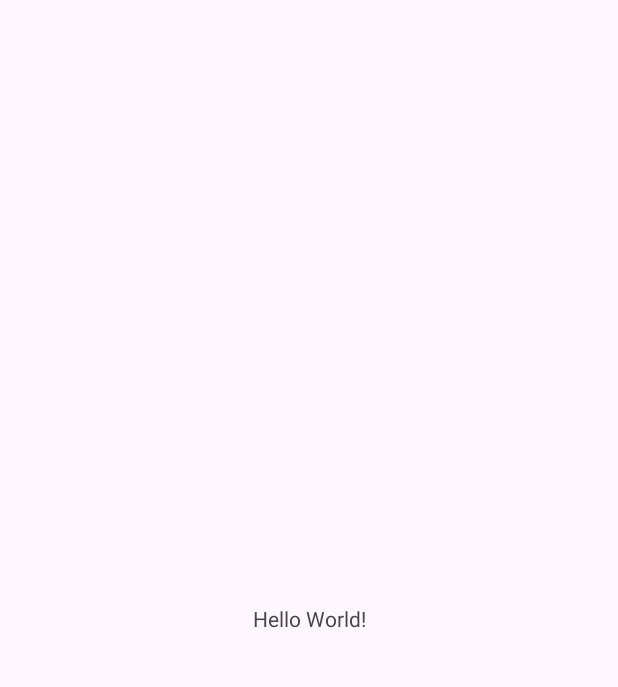
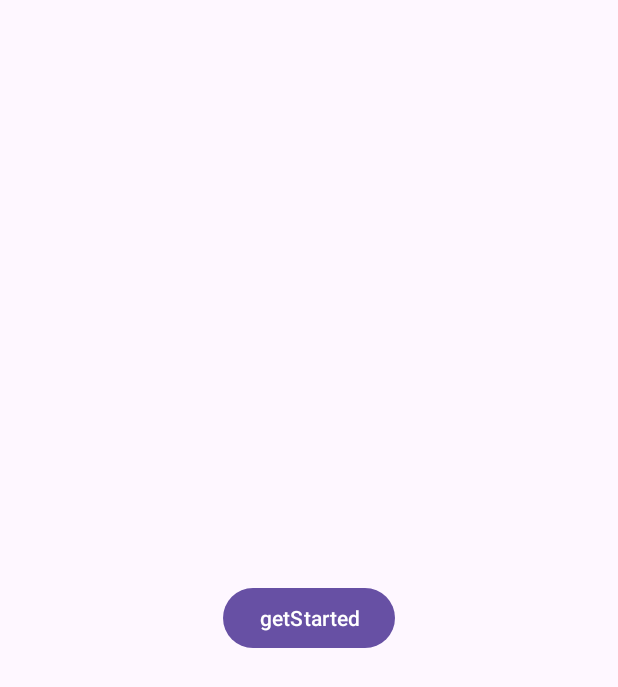
Before and after one commit to KoraFey/projsess, an Android app: the screen it shows after launch (MainActivity), on a phone screen of 412 x 824 dp. Before the commit the part shown is almost empty. Shown: the top 687 px of the screen. Run offline under Robolectric (Android 15) with nearby library versions, the phone set to English and light mode, and no system bars.

Commit message:
debuts mobile

```diff
--- a/MyApplication2/app/src/main/AndroidManifest.xml
+++ b/MyApplication2/app/src/main/AndroidManifest.xml
@@ -1,7 +1,7 @@
 <?xml version="1.0" encoding="utf-8"?>
 <manifest xmlns:android="http://schemas.android.com/apk/res/android"
     xmlns:tools="http://schemas.android.com/tools">
-
+    <uses-permission android:name="android.permission.INTERNET" />
     <application
         android:allowBackup="true"
         android:dataExtractionRules="@xml/data_extraction_rules"
@@ -11,7 +11,9 @@
         android:roundIcon="@mipmap/ic_launcher_round"
         android:supportsRtl="true"
         android:theme="@style/Theme.MyApplication"
+        android:usesCleartextTraffic="true"
         tools:targetApi="31">
+
         <activity
             android:name=".MainActivity"
             android:exported="true">
--- a/MyApplication2/app/src/main/java/com/example/myapplication/MainActivity.java
+++ b/MyApplication2/app/src/main/java/com/example/myapplication/MainActivity.java
@@ -2,13 +2,30 @@ package com.example.myapplication;
 
 import androidx.appcompat.app.AppCompatActivity;
 
+import android.content.Intent;
+import android.content.pm.PackageManager;
 import android.os.Bundle;
+import android.view.View;
+import android.widget.Button;
+import android.widget.TextView;
+import android.widget.Toast;
 
 public class MainActivity extends AppCompatActivity {
+    public static final String API_URL = "http://10.0.2.2:8000";
 
+    private Button getStarted;
     @Override
     protected void onCreate(Bundle savedInstanceState) {
         super.onCreate(savedInstanceState);
         setContentView(R.layout.activity_main);
+        getStarted = findViewById(R.id.getStarted);
+
+
+
+
     }
+
+
+
+
 }
--- a/MyApplication2/app/src/main/res/layout/activity_main.xml
+++ b/MyApplication2/app/src/main/res/layout/activity_main.xml
@@ -6,13 +6,13 @@
     android:layout_height="match_parent"
     tools:context=".MainActivity">
 
-    <TextView
+    <Button
+        android:id="@+id/getStarted"
         android:layout_width="wrap_content"
         android:layout_height="wrap_content"
-        android:text="Hello World!"
+        android:text="getStarted"
         app:layout_constraintBottom_toBottomOf="parent"
         app:layout_constraintEnd_toEndOf="parent"
         app:layout_constraintStart_toStartOf="parent"
         app:layout_constraintTop_toTopOf="parent" />
-
 </androidx.constraintlayout.widget.ConstraintLayout>
```
